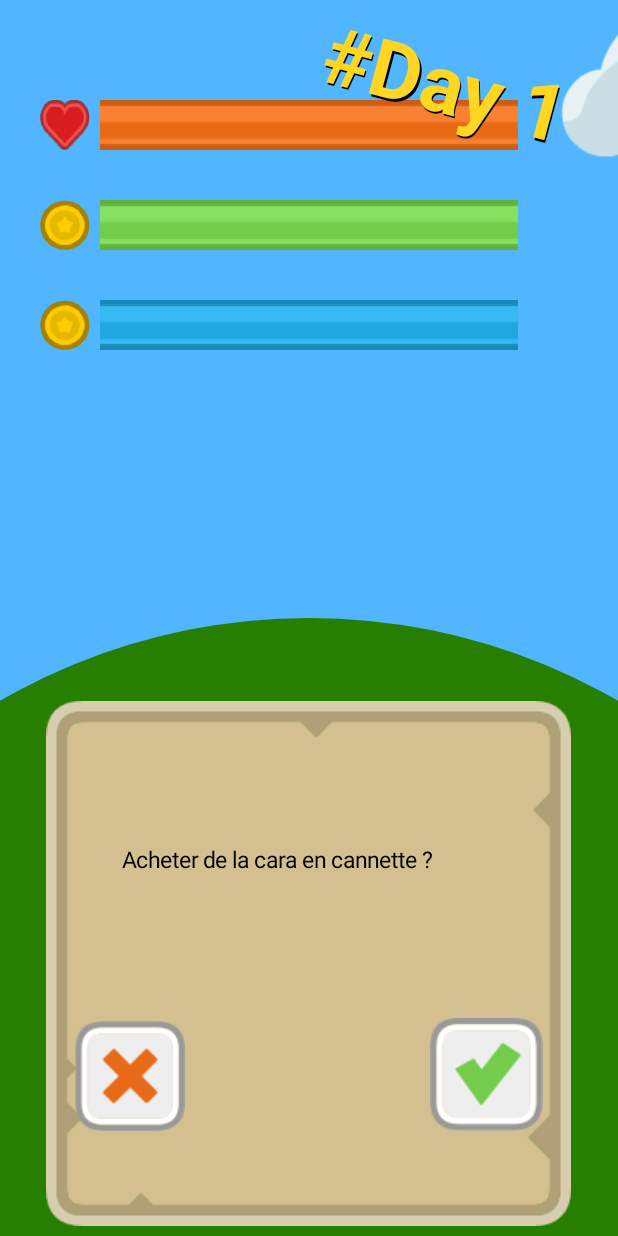
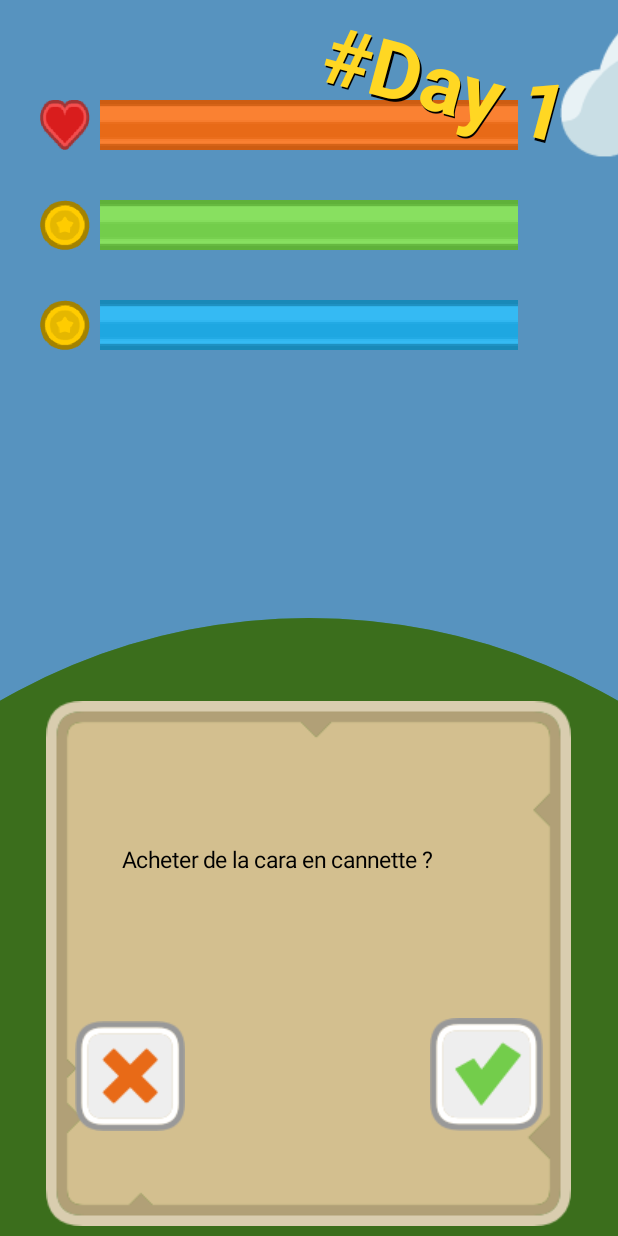
Before and after one commit to wearespacey/choose-your-path, an Android app: the screen it shows after launch (MainActivity), on a phone screen of 412 x 824 dp. Run offline under Robolectric (Android 15) with nearby library versions, the phone set to English and light mode, and no system bars; 2 statements that could not run were skipped.

Commit message:
new update

```diff
--- a/cslabs-hackathon/app/src/main/java/com/keusmar/cslabs_hackathon/MainView.java
+++ b/cslabs-hackathon/app/src/main/java/com/keusmar/cslabs_hackathon/MainView.java
@@ -25,8 +25,10 @@ public class MainView extends View
     private Integer currentPosition = 0;
     private ArrayList<Action> actions;
     private float ecologyStatus = 100;
+    private float ecologyRatio = 100;
     private float economyStatus = 100;
     private float comfortStatus = 100;
+    private int alphaValue = 0;
 
     public MainView(Context context)
     {
@@ -98,6 +100,11 @@ public class MainView extends View
     private void drawPlanet(Canvas canvas, int x, int y) {
         paint.setColor(Color.parseColor("#267F00"));
         canvas.drawCircle(x / 2, y, x, paint);
+        paint.setColor(Color.parseColor("#5B5546"));
+        paint.setStyle(Paint.Style.FILL);
+        paint.setAlpha(this.getAlphaValue());
+        canvas.drawCircle(x / 2, y, x, paint);
+        paint.setAlpha(255);
         drawTree(canvas, x, y);
     }
 
@@ -162,6 +169,11 @@ public class MainView extends View
     private void drawSky(Canvas canvas, int x, int y) {
         paint.setColor(Color.parseColor("#51B6FF"));
         canvas.drawRect(0, 0,x,y, paint);
+        paint.setColor(Color.parseColor("#606060"));
+        paint.setStyle(Paint.Style.FILL);
+        paint.setAlpha(this.getAlphaValue());
+        canvas.drawRect(0, 0,x,y, paint);
+        paint.setAlpha(255);
     }
 
     public void setActions(ArrayList<Action> actions) {
@@ -204,4 +216,10 @@ public class MainView extends View
         }
         this.invalidate();
     }
+
+    private int getAlphaValue() {
+        float ratio = getWidth() - 200;
+        ecologyRatio = ((ratio - ecologyStatus)/ratio)*100;
+        return (int)(255 - ((255/100) * ecologyRatio));
+    }
 }
```
